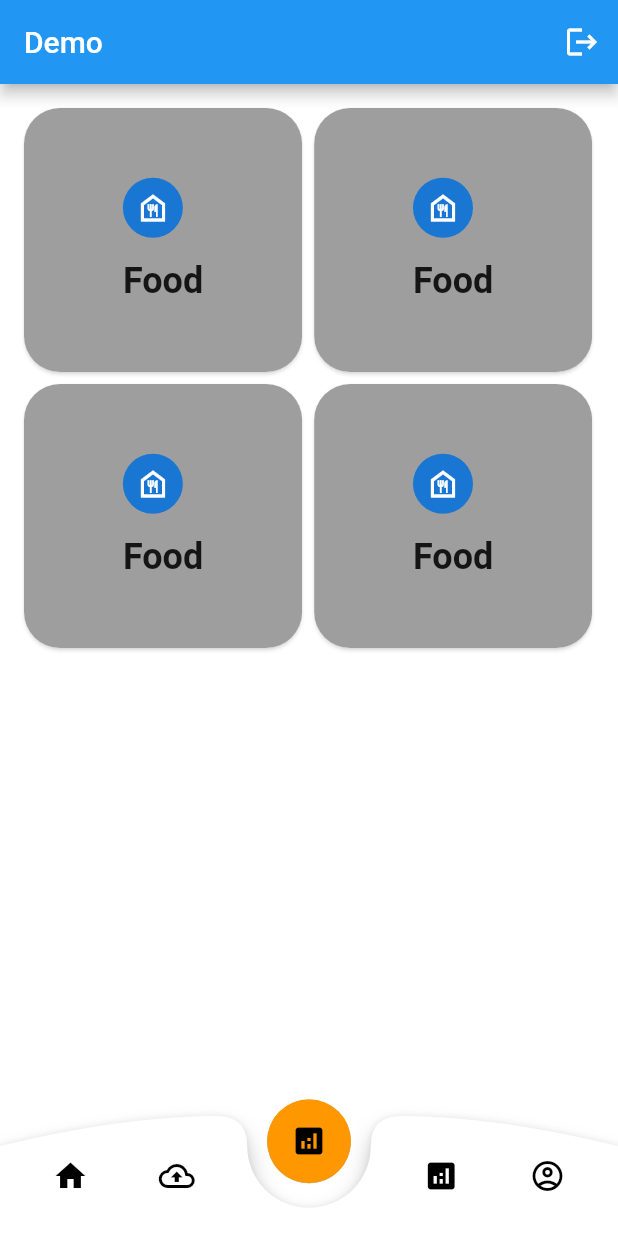
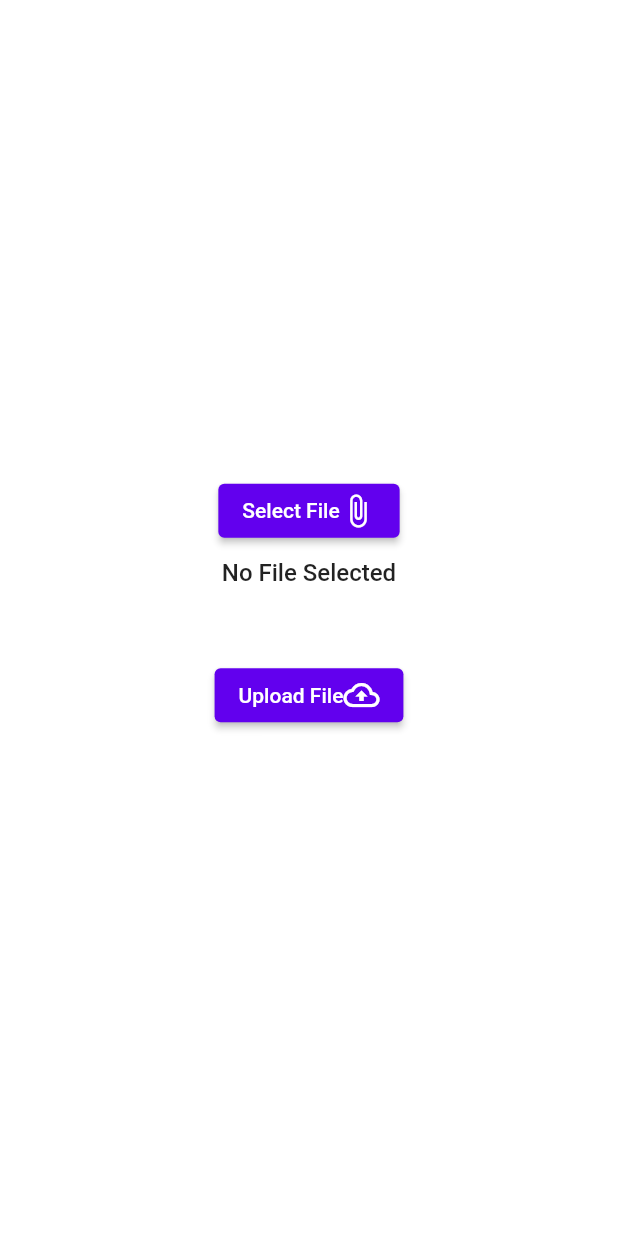
Before and after one commit to ananya-bangera/Msft-project, a Flutter app: the Home screen opened directly, after a tap on "Food", on a phone screen of 412 x 824 dp. Run offline on Flutter 3.47's test engine with Material 2 defaults, Android fonts, the light colour scheme and no system bars; our stand-ins replace cloud_firestore, file_picker, firebase_auth, firebase_core, firebase_storage, fluttertoast and 1 more; accounts and stored records are empty.

Commit message:
Uploading Feature Enabled

```diff
--- a/smart_advertising/lib/main.dart
+++ b/smart_advertising/lib/main.dart
@@ -8,9 +8,15 @@ import 'package:smart_advertising/pages/onboarding.dart';
 import 'package:smart_advertising/pages/Classes.dart';
 import 'package:firebase_auth/firebase_auth.dart';
 import 'pages/auth.dart';
+import 'package:flutter/services.dart';
+
 Future <void> main() async
 {
   WidgetsFlutterBinding.ensureInitialized();
+  await SystemChrome.setPreferredOrientations([
+    DeviceOrientation.portraitUp,
+    DeviceOrientation.portraitDown,
+  ]);
   await Firebase.initializeApp();
   runApp(myApp());
 }
--- a/smart_advertising/lib/pages/home.dart
+++ b/smart_advertising/lib/pages/home.dart
@@ -10,6 +10,7 @@ import 'package:smart_advertising/pages/Classes.dart';
 import 'package:firebase_auth/firebase_auth.dart';
 import 'package:smart_advertising/pages/auth.dart';
 import 'package:smart_advertising/pages/registeration.dart';
+import 'package:smart_advertising/pages/video.dart';
 
 class Home extends StatefulWidget {
   const Home({Key? key}) : super(key: key);
@@ -42,6 +43,10 @@ class _HomeState extends State<Home> {
           child: InkWell(
             onTap: (){
               print("yes");
+              Navigator.push(
+                context,
+                MaterialPageRoute(builder: (context) => UploadVideo()),
+              );
             },
             child: Container(
               width: width*0.45,
--- a/smart_advertising/lib/pages/video.dart
+++ b/smart_advertising/lib/pages/video.dart
@@ -0,0 +1,103 @@
+import 'dart:io';
+import 'package:file_picker/file_picker.dart';
+import 'package:firebase_core/firebase_core.dart';
+import 'package:firebase_storage/firebase_storage.dart';
+import 'package:flutter/material.dart';
+import 'package:path/path.dart';
+
+import '../api/firebase_api.dart';
+
+class UploadVideo extends StatefulWidget {
+  @override
+  _UploadVideoState createState() => _UploadVideoState();
+}
+
+class _UploadVideoState extends State<UploadVideo> {
+  UploadTask? task;
+  File? file;
+
+  @override
+  Widget build(BuildContext context) {
+    final fileName = file != null ? basename(file!.path) : 'No File Selected';
+
+    return Scaffold(
+      body: Container(
+        padding: EdgeInsets.all(32),
+        child: Center(
+          child: Column(
+            mainAxisAlignment: MainAxisAlignment.center,
+            children: [
+              ElevatedButton(
+
+                child: Row(
+                  mainAxisSize: MainAxisSize.min,
+                  children: [Text('Select File'), Icon(Icons.attach_file)],
+                ),
+                onPressed: selectFile,
+              ),
+              SizedBox(height: 8),
+              Text(
+                fileName,
+                style: TextStyle(fontSize: 16, fontWeight: FontWeight.w500),
+              ),
+              SizedBox(height: 48),
+              ElevatedButton(
+                child: Row(
+                  mainAxisSize: MainAxisSize.min,
+                  children: [Text('Upload File'), Icon(Icons.cloud_upload_outlined)],
+                ),
+                onPressed: uploadFile,
+              ),
+              SizedBox(height: 20),
+              task != null ? buildUploadStatus(task!) : Container(),
+            ],
+          ),
+        ),
+      ),
+    );
+  }
+
+  Future selectFile() async {
+    final result = await FilePicker.platform.pickFiles(allowMultiple: false);
+
+    if (result == null) return;
+    final path = result.files.single.path!;
+
+    setState(() => file = File(path));
+  }
+
+  Future uploadFile() async {
+    if (file == null) return;
+
+    final fileName = basename(file!.path);
+    final destination = 'files/$fileName';
+
+    task = FirebaseApi.uploadFile(destination, file!);
+    setState(() {});
+
+    if (task == null) return;
+
+    final snapshot = await task!.whenComplete(() {});
+    final urlDownload = await snapshot.ref.getDownloadURL();
+
+    print('Download-Link: $urlDownload');
+  }
+
+  Widget buildUploadStatus(UploadTask task) => StreamBuilder<TaskSnapshot>(
+    stream: task.snapshotEvents,
+    builder: (context, snapshot) {
+      if (snapshot.hasData) {
+        final snap = snapshot.data!;
+        final progress = snap.bytesTransferred / snap.totalBytes;
+        final percentage = (progress * 100).toStringAsFixed(2);
+
+        return Text(
+          '$percentage %',
+          style: TextStyle(fontSize: 20, fontWeight: FontWeight.bold),
+        );
+      } else {
+        return Container();
+      }
+    },
+  );
+}
--- a/smart_advertising/pubspec.yaml
+++ b/smart_advertising/pubspec.yaml
@@ -33,7 +33,9 @@ dependencies:
   firebase_auth_platform_interface: ^5.0.0
   image_picker: ^0.8.5+3
   video_player: ^2.4.2
+  file_picker: ^4.5.1
   chewie: ^1.3.3
+  firebase_storage: ^10.2.16
 
 
   # The following adds the Cupertino Icons font to your application.
```
Also changed, not shown: smart_advertising/lib/api/firebase_api.dart (added, +26 -0 lines), smart_advertising/pubspec.lock.
